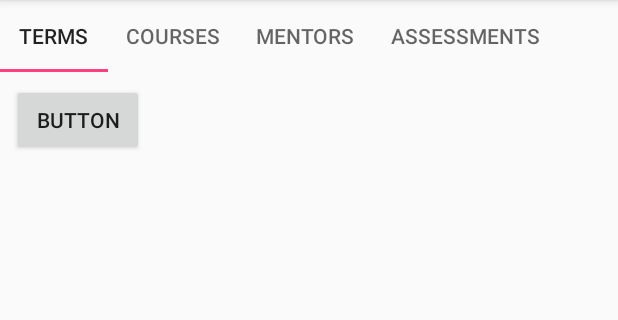
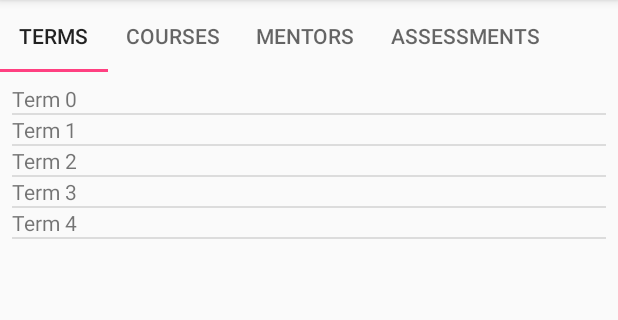
Before and after one commit to jenslarsen/ScheduleOwl, an Android app: the screen it shows after launch (MainActivity), on a phone screen of 412 x 824 dp, the part 84-404 px from its top. Run offline under Robolectric (Android 15) with nearby library versions, the phone set to English and light mode, and no system bars.

Commit message:
Add ListView of temp data for testing layouts

```diff
--- a/app/src/main/java/com/jenslarsen/scheduleowl/fragmentTerms.java
+++ b/app/src/main/java/com/jenslarsen/scheduleowl/fragmentTerms.java
@@ -1,29 +1,41 @@
 package com.jenslarsen.scheduleowl;
 
+import android.os.Bundle;
 import android.support.v4.app.Fragment;
-import android.os.Build;
-import android.os.Bundle;
-import android.support.annotation.RequiresApi;
 import android.view.LayoutInflater;
 import android.view.View;
 import android.view.ViewGroup;
-import android.widget.Button;
-import android.widget.Toast;
+import android.widget.ArrayAdapter;
+import android.widget.ListView;
+
+import com.jenslarsen.scheduleowl.model.Term;
+
+import java.util.ArrayList;
 
 public class fragmentTerms extends Fragment {
+
+    // Dummy list of terms to get layouts working
+    ArrayList<Term> terms = new ArrayList<>();
+
     @Override
     public View onCreateView(LayoutInflater inflater, ViewGroup container,
                              Bundle savedInstanceState) {
         super.onCreateView(inflater, container, savedInstanceState);
+
         View rootView = inflater.inflate(R.layout.fragment_terms, container, false);
-        Button buttonTerms = rootView.findViewById(R.id.buttonTerms);
-        buttonTerms.setOnClickListener(new View.OnClickListener() {
-            @RequiresApi(api = Build.VERSION_CODES.M)
-            @Override
-            public void onClick(View v) {
-                Toast.makeText(getContext(), "fragmentTerms Button", Toast.LENGTH_SHORT).show();
-            }
-        });
+
+        // populate the temp array of terms
+        for (int index = 0; index < 5; index++) {
+            Term tempTerm = new Term();
+            tempTerm.setTitle("Term " + index);
+            terms.add(tempTerm);
+        }
+
+        ListView listView = rootView.findViewById(R.id.listViewTerms);
+
+        ArrayAdapter<Term> adapter = new ArrayAdapter<>(getContext(), R.layout.listitem_tab,
+                R.id.textViewListItem,terms);
+        listView.setAdapter(adapter);
 
         return rootView;
     }
--- a/app/src/main/java/com/jenslarsen/scheduleowl/model/Term.java
+++ b/app/src/main/java/com/jenslarsen/scheduleowl/model/Term.java
@@ -39,4 +39,9 @@ public class Term {
         }
         return false;
     }
+
+    @Override
+    public String toString() {
+        return this.getTitle();
+    }
 }
--- a/app/src/main/res/layout/fragment_terms.xml
+++ b/app/src/main/res/layout/fragment_terms.xml
@@ -1,13 +1,14 @@
 <?xml version="1.0" encoding="utf-8"?>
-<FrameLayout xmlns:android="http://schemas.android.com/apk/res/android"
+<LinearLayout xmlns:android="http://schemas.android.com/apk/res/android"
     xmlns:tools="http://schemas.android.com/tools"
     android:layout_width="match_parent"
     android:layout_height="match_parent"
+    android:orientation="vertical"
     tools:context=".fragmentTerms">
 
-    <Button
-        android:id="@+id/buttonTerms"
-        android:layout_width="wrap_content"
-        android:layout_height="wrap_content"
-        android:text="Button" />
-</FrameLayout>
+    <ListView
+        android:id="@+id/listViewTerms"
+        android:layout_width="match_parent"
+        android:layout_height="match_parent">
+    </ListView>
+</LinearLayout>
--- /dev/null
+++ b/app/src/main/res/layout/listitem_tab.xml
@@ -0,0 +1,12 @@
+<?xml version="1.0" encoding="utf-8"?>
+<LinearLayout xmlns:android="http://schemas.android.com/apk/res/android"
+    android:layout_width="match_parent"
+    android:layout_height="match_parent">
+
+    <TextView
+        android:id="@+id/textViewListItem"
+        android:layout_width="wrap_content"
+        android:layout_height="wrap_content"
+        android:layout_weight="1"
+        android:text="TextView" />
+</LinearLayout>
```
